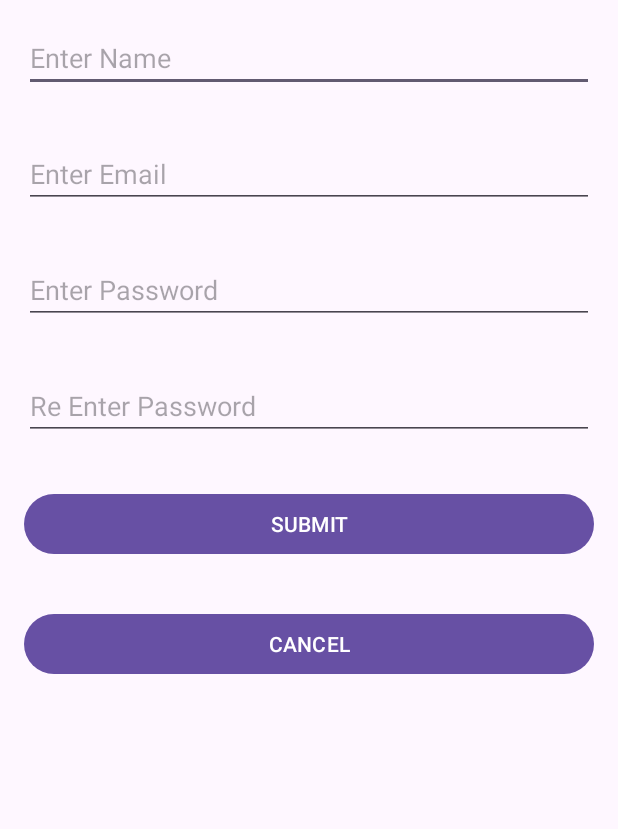
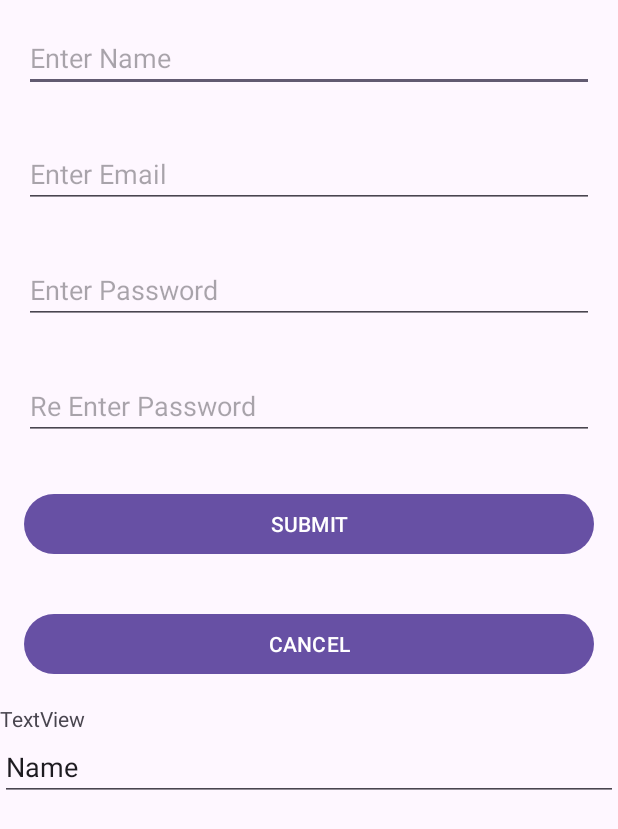
Before and after one commit to Guwanthi/TaskManagerApp1, an Android app: the screen it shows after launch (MainActivity), on a phone screen of 412 x 824 dp. Shown: the top 829 px of the screen. Run offline under Robolectric (Android 15) with nearby library versions, the phone set to English and light mode, and no system bars.

Commit message:
Initial commit: Setup project structure

```diff
--- a/app/src/main/res/layout/activity_main.xml
+++ b/app/src/main/res/layout/activity_main.xml
@@ -75,4 +75,18 @@
         android:layout_marginBottom="16dp"
         android:text="CANCEL" />
 
+    <TextView
+        android:id="@+id/textView"
+        android:layout_width="match_parent"
+        android:layout_height="wrap_content"
+        android:text="TextView" />
+
+    <EditText
+        android:id="@+id/editTextText"
+        android:layout_width="match_parent"
+        android:layout_height="wrap_content"
+        android:ems="10"
+        android:inputType="text"
+        android:text="Name" />
+
 </LinearLayout>
```
